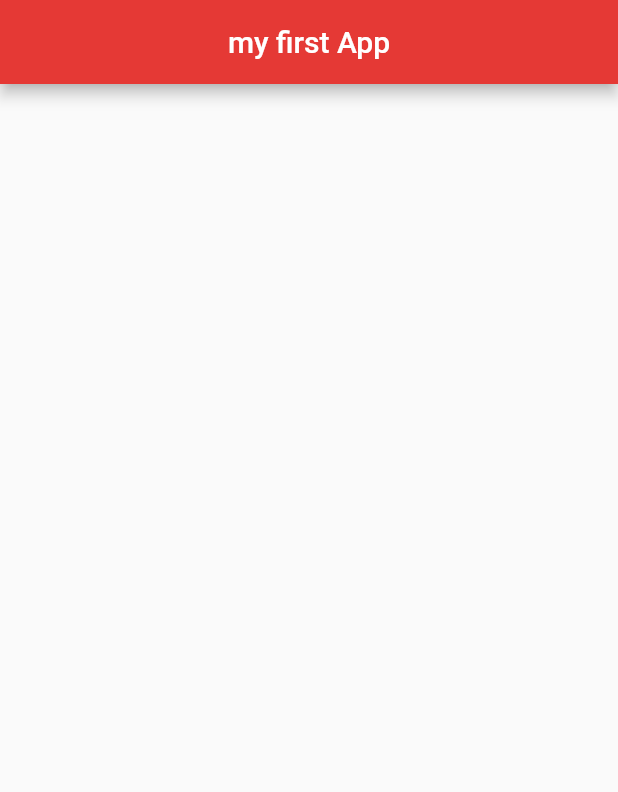
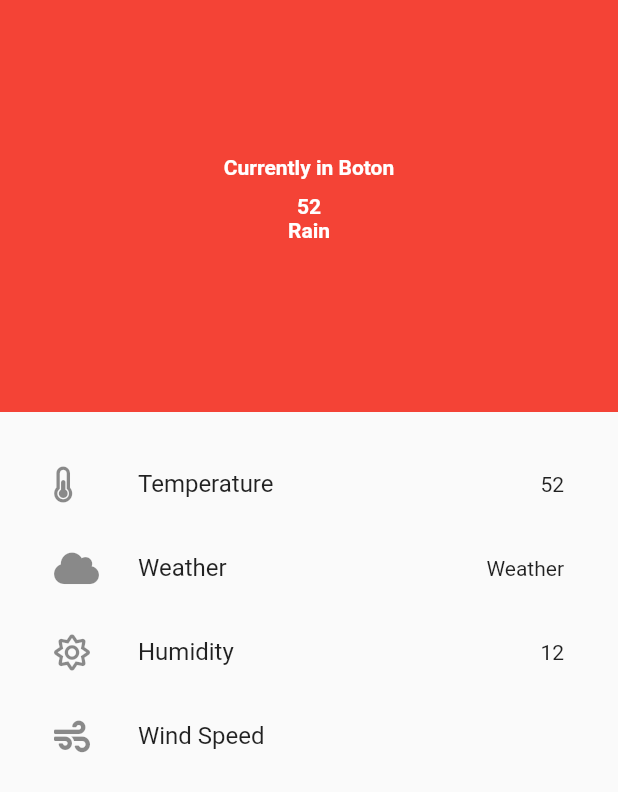
Before and after one commit to Zeo-shark/Flutter-Cookbook, a Flutter app: the screen it shows after launch, on a phone screen of 412 x 824 dp. Shown: the top 792 px of the screen. Run offline on Flutter 3.47's test engine with Material 2 defaults, Android fonts, the phone set to English and light mode, and no system bars; our stand-ins replace font_awesome_flutter.

Commit message:
Weather>Added API Calling method

```diff
--- a/lib/main.dart
+++ b/lib/main.dart
@@ -1,21 +1,179 @@
 // import 'package:flutter/material.dart';
 
+import 'dart:async';
+import 'dart:ui';
+
 import 'package:flutter/material.dart';
+import 'package:http/http.dart' as http;
+import 'package:font_awesome_flutter/font_awesome_flutter.dart';
+import 'dart:convert';
 
-void main() => runApp(MaterialApp(
-      home: test(),
-    ));
+void main() => runApp(
+  MaterialApp(
+    title: "Weather App",
+    home: Home(),
+    ),
+  );
 
-class test extends StatelessWidget {
+  class Home extends StatefulWidget {
+
+    @override
+    State<StatefulWidget> createState(){
+      return _HomeState();
+    }
+  }
+
+class _HomeState extends State<Home>{
+
+  var temp;
+  var description;
+  var humidity;
+  var currently;
+  var windSpeed;
+
+  Future getWeather () async{
+    http.Response response= await http.get("http://api.openweathermap.org/data/2.5/weather?q=mangalore&appid=20e4724a3081e994486c2b2a82ea413b");
+    var results= jsonDecode(response.body);
+    setState(() {
+
+  // "coord": {
+  //   "lon": -122.08,
+  //   "lat": 37.39
+  // },
+  // "weather": [
+  //   {
+  //     "id": 800,
+  //     "main": "Clear",
+  //     "description": "clear sky",
+  //     "icon": "01d"
+  //   }
+  // ],
+  // "base": "stations",
+  // "main": {
+  //   "temp": 282.55,
+  //   "feels_like": 281.86,
+  //   "temp_min": 280.37,
+  //   "temp_max": 284.26,
+  //   "pressure": 1023,
+  //   "humidity": 100
+  // },
+  // "visibility": 16093,
+  // "wind": {
+  //   "speed": 1.5,
+  //   "deg": 350
+  // },
+  // "clouds": {
+  //   "all": 1
+  // },
+  // "dt": 1560350645,
+  // "sys": {
+  //   "type": 1,
+  //   "id": 5122,
+  //   "message": 0.0139,
+  //   "country": "US",
+  //   "sunrise": 1560343627,
+  //   "sunset": 1560396563
+  // },
+  // "timezone": -25200,
+  // "id": 420006353,
+  // "name": "Mountain View",
+  // "cod": 200
+  // }
+
+      this.temp= results['main']['temp'];
+      this.description= results['weather']['0']['description'];
+      this.currently=  results['weather']['0']['main'];
+      this.humidity= results['main']['humidity'];
+      this.windSpeed= results['wind']['speed'];
+    });
+  }
+
+  @over
+
   @override
-  Widget build(BuildContext context) {
+  Widget build (BuildContext context){
     return Scaffold(
-      appBar: AppBar(
-        //Widget zTree
-        title: Text('my first App'),
-        centerTitle: true,
-        backgroundColor: Colors.red[600],
+      body: Column(
+        children: <Widget>[
+          Container(
+           height: MediaQuery.of(context).size.height / 3,
+           width: MediaQuery.of(context).size.width,
+           color: Colors.red,
+           child: Column (
+             mainAxisAlignment: MainAxisAlignment.center,
+             crossAxisAlignment: CrossAxisAlignment.center,
+
+             children: <Widget>[
+               Padding(
+               padding: EdgeInsets.only(bottom: 10.0),
+               child:Text(
+                 "Currently in Boton",
+                 style: TextStyle(
+                   color: Colors.white,
+                   fontSize: 14.0,
+                   fontWeight: FontWeight.w600,
+                 ),
+               ),
+               ),
+               Text(
+                 "52\u0000",
+                 style:TextStyle(
+                   color: Colors.white,
+                   fontSize: 14.0,
+                   fontWeight: FontWeight.w600,
+                 ),
+               ),
+              Padding(
+               padding: EdgeInsets.only(bottom: 10.0),
+               child:Text(
+                 "Rain",
+                 style: TextStyle(
+                   color: Colors.white,
+                   fontSize: 14.0,
+                   fontWeight: FontWeight.w600,
+                 ),
+               ),
+              ),
+
+             ],
+          ),
+          ),
+          Expanded(
+            child: Padding(
+              padding:EdgeInsets.all(20.0),
+              child:ListView(
+                children: <Widget>[
+                  ListTile(
+                    leading: FaIcon(FontAwesomeIcons.thermometerHalf),
+                    title: Text("Temperature"),
+                    trailing: Text("52\u0000"),
+
+                  ),
+                  ListTile(
+                    leading: FaIcon(FontAwesomeIcons.cloud),
+                    title: Text("Weather"),
+                    trailing: Text("Weather"),
+
+                  ),
+                  ListTile(
+                    leading: FaIcon(FontAwesomeIcons.sun),
+                    title: Text("Humidity"),
+                    trailing: Text("12"),
+
+                  ),
+                  ListTile(
+                    leading: FaIcon(FontAwesomeIcons.wind),
+                    title: Text("Wind Speed"),
+                    trailing: Text(""),
+
+                  ),
+                ],
+              ),
+              ),
+              ),
+        ],
       ),
     );
   }
+
 }
--- a/pubspec.yaml
+++ b/pubspec.yaml
@@ -23,7 +23,8 @@ environment:
 dependencies:
   flutter:
     sdk: flutter
-
+  font_awesome_flutter: ^8.10.0
+  http: ^0.12.2
 
   # The following adds the Cupertino Icons font to your application.
   # Use with the CupertinoIcons class for iOS style icons.
```
Also changed, not shown: pubspec.lock.
